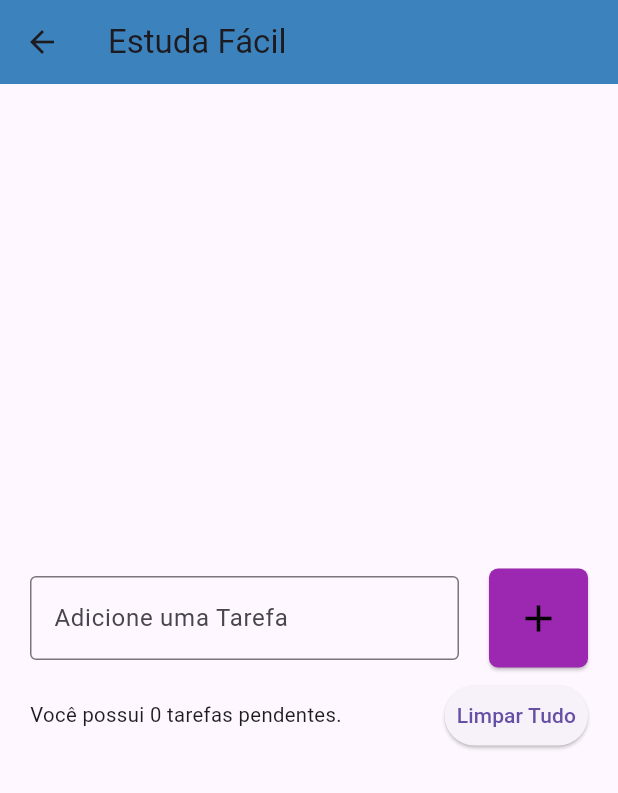
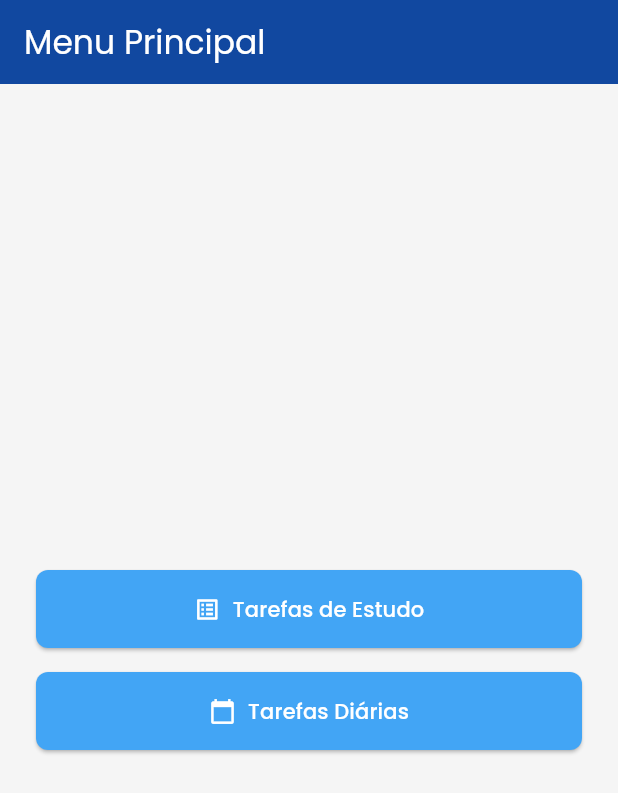
Before and after one commit to AndreyMarques221/ProjetoFlutter, a Flutter app: the screen it shows after launch, on a phone screen of 412 x 824 dp. Shown: the top 793 px of the screen. Run offline on Flutter 3.47's test engine with Material 3 defaults, Android fonts, the phone set to English and light mode, and no system bars; our stand-ins replace flutter_slidable, google_fonts, shared_preferences.

Commit message:
Interface melhorada e menu adicionado

```diff
--- a/lib/main.dart
+++ b/lib/main.dart
@@ -1,8 +1,9 @@
 import 'package:flutter/material.dart';
-import 'package:todolist/pages/todo_list_page.dart';
+import 'package:google_fonts/google_fonts.dart';
+import 'package:todolist/pages/todo_menu_page.dart';
 
 void main() {
-  runApp(MyApp());
+  runApp(const MyApp());
 }
 
 class MyApp extends StatelessWidget {
@@ -10,6 +11,66 @@ class MyApp extends StatelessWidget {
 
   @override
   Widget build(BuildContext context) {
-    return MaterialApp(debugShowCheckedModeBanner: false, home: TodoListPage());
+    // Definindo uma paleta de cores coesa
+    const primaryColor = Color(0xFF0D47A1); // Um azul escuro e profissional
+    const accentColor = Color(0xFF42A5F5); // Um azul mais vibrante para ações
+    const backgroundColor = Color(0xFFF5F5F5); // Um fundo cinza claro, suave para os olhos
+    const cardColor = Colors.white;
+
+    return MaterialApp(
+      debugShowCheckedModeBanner: false,
+      title: 'Estuda Fácil',
+      // Aplicando o tema central para todo o app
+      theme: ThemeData(
+        // Esquema de cores principal
+        colorScheme: ColorScheme.fromSeed(
+          seedColor: primaryColor,
+          primary: primaryColor,
+          secondary: accentColor,
+          surface: cardColor,
+        ),
+        scaffoldBackgroundColor: backgroundColor,
+
+        // Tema para a AppBar
+        appBarTheme: const AppBarTheme(
+          backgroundColor: primaryColor,
+          foregroundColor: Colors.white, // Cor do título e ícones
+          elevation: 2,
+        ),
+
+        // Tema para os campos de texto
+        inputDecorationTheme: InputDecorationTheme(
+          filled: true,
+          fillColor: Colors.white,
+          border: OutlineInputBorder(
+            borderRadius: BorderRadius.circular(8),
+            borderSide: BorderSide.none,
+          ),
+          floatingLabelStyle: const TextStyle(color: primaryColor),
+        ),
+
+        // Tema para o Floating Action Button (botão de adicionar)
+        floatingActionButtonTheme: const FloatingActionButtonThemeData(
+          backgroundColor: accentColor,
+          foregroundColor: Colors.white,
+        ),
+
+        // Tema para os botões elevados
+        elevatedButtonTheme: ElevatedButtonThemeData(
+          style: ElevatedButton.styleFrom(
+            backgroundColor: accentColor,
+            foregroundColor: Colors.white,
+            padding: const EdgeInsets.symmetric(horizontal: 24, vertical: 16),
+            shape: RoundedRectangleBorder(
+              borderRadius: BorderRadius.circular(8),
+            ),
+          ),
+        ),
+
+        // Usando a fonte Poppins do Google Fonts para a tipografia
+        textTheme: GoogleFonts.poppinsTextTheme(),
+      ),
+      home: const TodoMenuPage(),
+    );
   }
 }
--- /dev/null
+++ b/lib/pages/todo_menu_page.dart
@@ -0,0 +1,45 @@
+// ARQUIVO: TodoMenuPage.dart (ESTILIZADO)
+
+import 'package:flutter/material.dart';
+import 'package:todolist/pages/todo_list_page.dart';
+
+class TodoMenuPage extends StatelessWidget {
+  const TodoMenuPage({super.key});
+
+  @override
+  Widget build(BuildContext context) {
+    return Scaffold(
+        appBar: AppBar(
+          title: const Text('Menu Principal'),
+        ),
+        body: Center(
+          child: Padding(
+            padding: const EdgeInsets.all(24.0),
+            child: Column(
+              mainAxisAlignment: MainAxisAlignment.center,
+              crossAxisAlignment: CrossAxisAlignment.stretch,
+              children: [
+                ElevatedButton.icon(
+                  icon: const Icon(Icons.list_alt),
+                  onPressed: () {
+                    Navigator.push(
+                      context,
+                      MaterialPageRoute(builder: (context) => TodoListPage()),
+                    );
+                  },
+                  label: const Text('Tarefas de Estudo'),
+                ),
+                const SizedBox(height: 16),
+                ElevatedButton.icon(
+                  icon: const Icon(Icons.calendar_today),
+                  onPressed: () {
+                    // Adicione a navegação para a outra tela aqui quando a tiver
+                  },
+                  label: const Text('Tarefas Diárias'),
+                ),
+              ],
+            ),
+          ),
+        ));
+  }
+}
--- a/pubspec.yaml
+++ b/pubspec.yaml
@@ -30,12 +30,13 @@ environment:
 dependencies:
   flutter:
     sdk: flutter
-
+  google_fonts: ^6.2.1
   # The following adds the Cupertino Icons font to your application.
   # Use with the CupertinoIcons class for iOS style icons.
   cupertino_icons: ^1.0.8
   intl:
   flutter_slidable: ^4.0.0
+  shared_preferences: ^2.5.3
 dev_dependencies:
   flutter_test:
     sdk: flutter
```
Also changed, not shown: lib/models/todo.dart (+11 -1 lines), lib/pages/todo_list_page.dart (+126 -63 lines), lib/repositories/todo_repository.dart (added, +21 -0 lines), lib/widgets/todo_list_widget.dart (+46 -19 lines), pubspec.lock, 2 other files.
